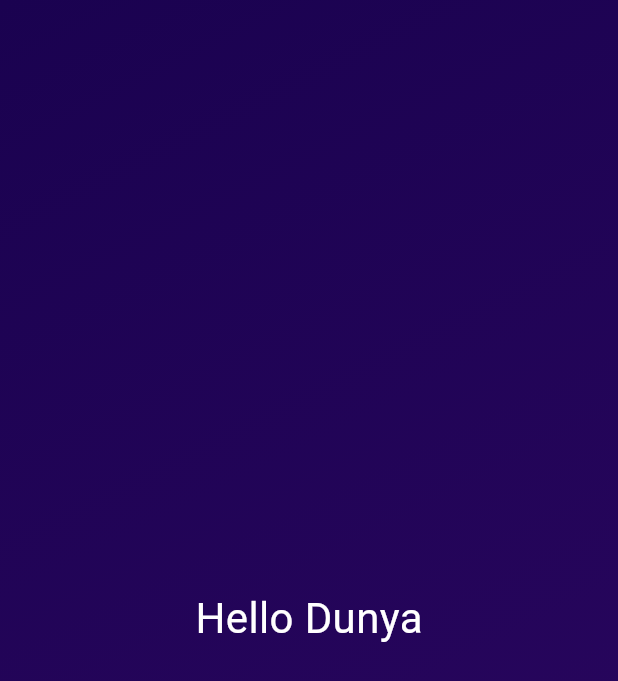
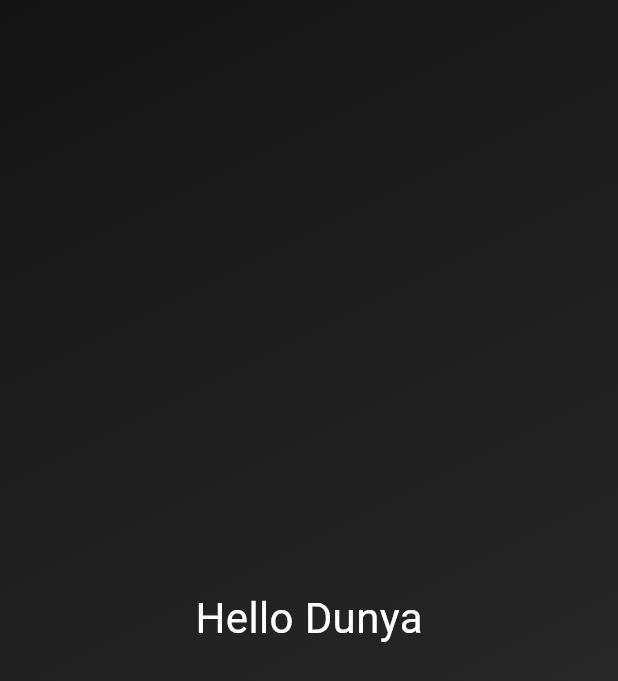
Before and after one commit to kmohhidayah/flutter_exercise, a Flutter app: the screen it shows after launch, on a phone screen of 412 x 824 dp. Shown: the top 681 px of the screen. Run offline on Flutter 3.47's test engine with Material 3 defaults, Android fonts, the phone set to English and light mode, and no system bars.

Commit message:
refactor(GradientContainer): make colors customizable via constructor
This change allows for more flexible use of the GradientContainer widget by
accepting a list of colors as a required parameter instead of hardcoding them.

```diff
--- a/first_app/lib/gradient_container.dart
+++ b/first_app/lib/gradient_container.dart
@@ -5,17 +5,16 @@ const startAlignment = Alignment.topLeft;
 const endAlignment = Alignment.bottomRight;
 
 class GradientContainer extends StatelessWidget {
-  const GradientContainer({super.key});
+  const GradientContainer({super.key, required this.colors});
+
+  final List<Color> colors;
 
   @override
   Widget build(context) {
     return Container(
-      decoration: const BoxDecoration(
+      decoration: BoxDecoration(
         gradient: LinearGradient(
-          colors: [
-            Color.fromARGB(255, 26, 2, 80),
-            Color.fromARGB(255, 45, 7, 98),
-          ],
+          colors: colors,
           begin: startAlignment,
           end: endAlignment,
         ),
```
Also changed, not shown: first_app/lib/main.dart (+5 -2 lines).
